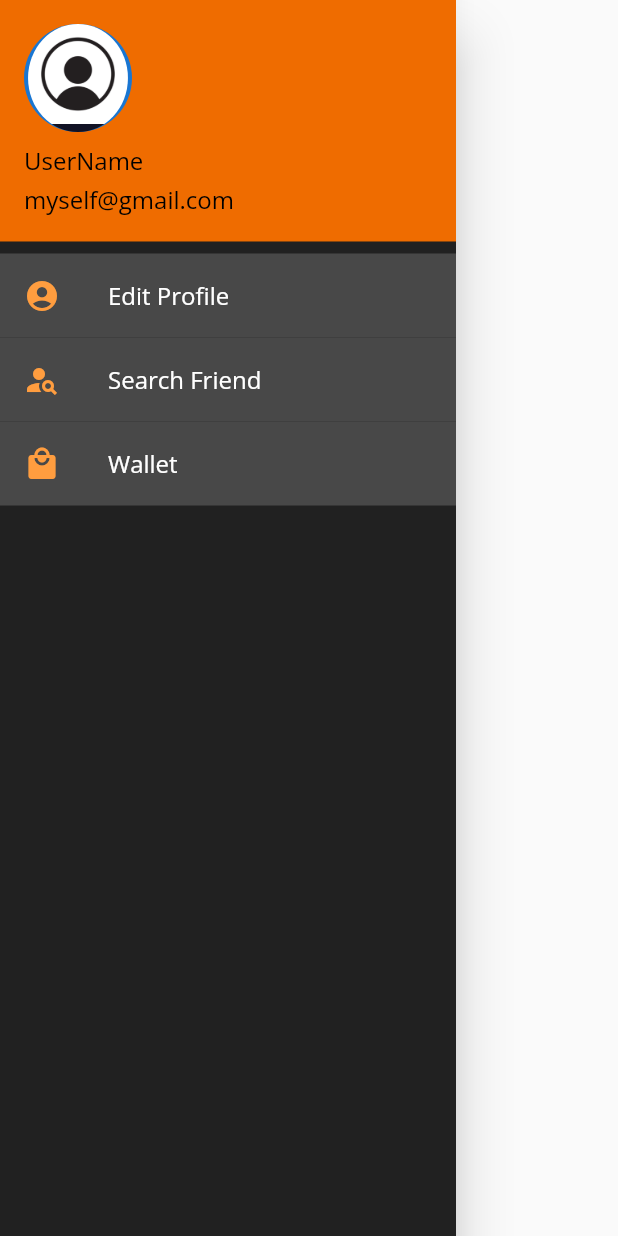
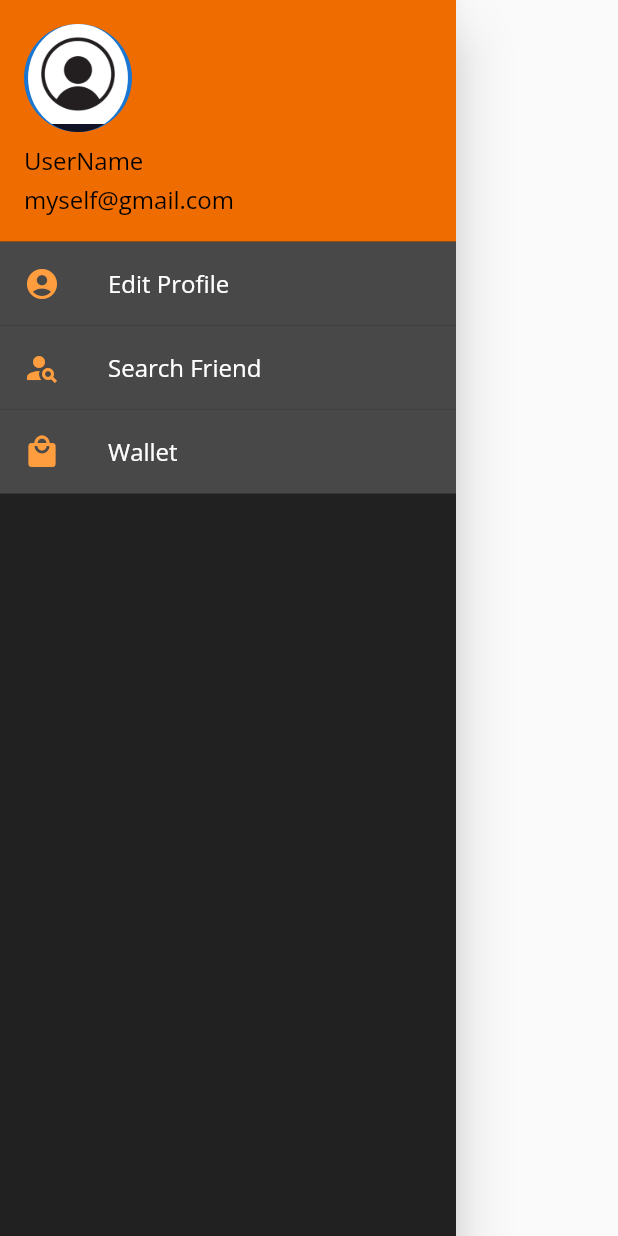
Before and after one commit to devlup-labs/varchas-dream11-app, a Flutter app: the NavBar widget shown alone on an empty page, opened directly, on a phone screen of 412 x 824 dp. Run offline on Flutter 3.47's test engine with Material 2 defaults, Android fonts, the phone set to English and light mode, and no system bars; our stand-ins replace font_awesome_flutter, google_nav_bar; network calls fail.

Commit message:
sidebar changes done

```diff
--- a/lib/components/navbar.dart
+++ b/lib/components/navbar.dart
@@ -11,7 +11,10 @@ class NavBar extends StatelessWidget {
       child: ListView(
         children: [
           UserAccountsDrawerHeader(
-            decoration: BoxDecoration(color: secondaryColor),
+            decoration: BoxDecoration(
+              color: secondaryColor,
+            ),
+            margin: EdgeInsets.all(0),
             accountName: const Text(
               'UserName',
               style: kLabelTextStyleBlack,
```
